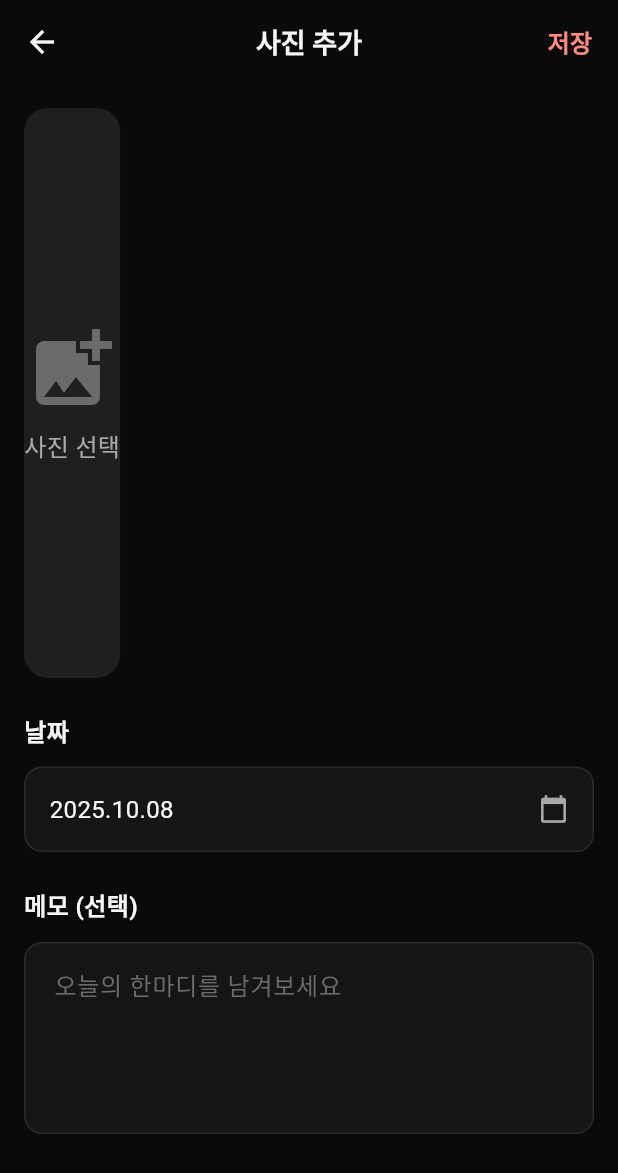
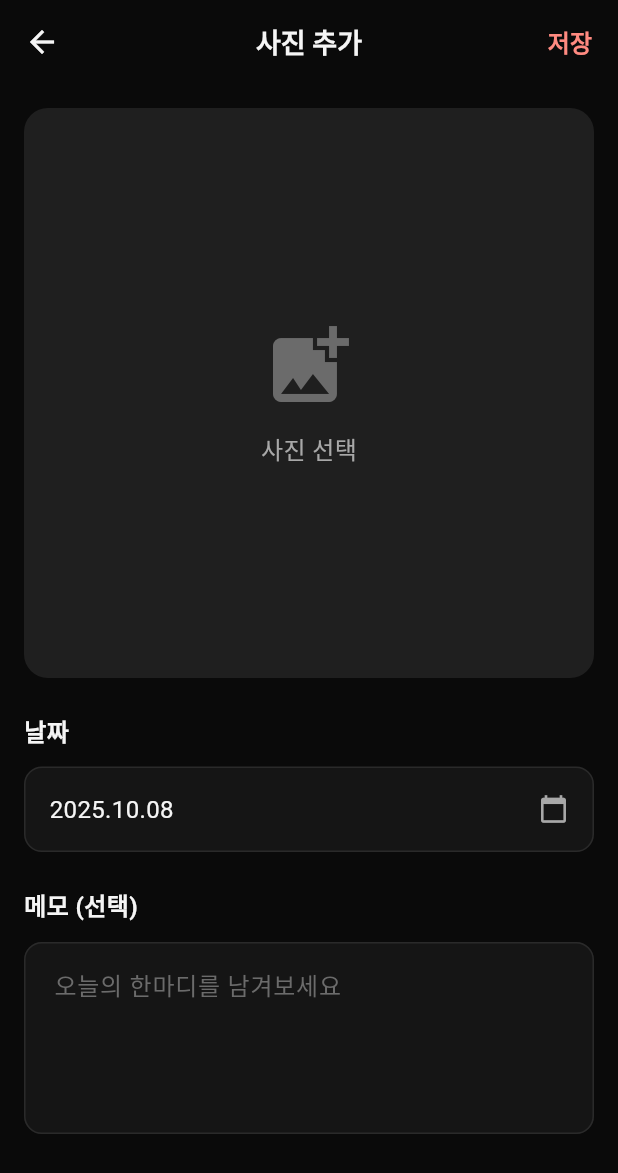
Before and after one commit to hyjoong/everyday-shot, a Flutter app: the screen it shows after launch, after a tap on the "add" icon, on a phone screen of 412 x 824 dp. Shown: the top 1173 px of the screen. Run offline on Flutter 3.47's test engine with Material 3 defaults, Android fonts, the phone set to English and light mode, and no system bars; our stand-ins replace image_picker, sqflite, table_calendar; missing offline and left inert: photo_manager; accounts and stored records are empty.

Commit message:
refactor: 사진 선택 로딩 UI/UX 개선

```diff
--- a/lib/screens/add_photo_screen.dart
+++ b/lib/screens/add_photo_screen.dart
@@ -91,11 +91,17 @@ class _AddPhotoScreenState extends State<AddPhotoScreen> {
 
   /// 이미지 선택 (갤러리 or 카메라)
   Future<void> _pickImage(ImageSource source) async {
+    // 로딩 시작
+    setState(() {
+      _isSelectingPhoto = true;
+    });
+
+    try {
       final String? imagePath = await _imageService.pickAndSaveImage(
         source: source,
       );
 
-    if (imagePath != null) {
+      if (imagePath != null && mounted) {
         final imageFile = File(imagePath);
 
         // EXIF에서 촬영 날짜 추출 시도
@@ -110,7 +116,7 @@ class _AddPhotoScreenState extends State<AddPhotoScreen> {
         });
 
         // EXIF 날짜를 찾았다면 사용자에게 알림
-      if (exifDate != null && mounted) {
+        if (exifDate != null) {
           ScaffoldMessenger.of(context).showSnackBar(
             SnackBar(
               content: Text(
@@ -120,6 +126,14 @@ class _AddPhotoScreenState extends State<AddPhotoScreen> {
               duration: const Duration(seconds: 2),
             ),
           );
+        }
+      }
+    } finally {
+      // 로딩 종료
+      if (mounted) {
+        setState(() {
+          _isSelectingPhoto = false;
+        });
       }
     }
   }
@@ -265,25 +279,28 @@ class _AddPhotoScreenState extends State<AddPhotoScreen> {
           children: [
             // 사진 영역
             GestureDetector(
-              onTap: _showImageSourceDialog,
-              child: AspectRatio(
-                aspectRatio: 1,
-                child: Stack(
-                  children: [
-                    Container(
+              onTap: _isSelectingPhoto ? null : _showImageSourceDialog,
+              child: Container(
+                width: double.infinity,
+                height: MediaQuery.of(context).size.width - 32, // 가로 꽉 차게
                 decoration: BoxDecoration(
                   color: AppColors.surfaceVariant,
                   borderRadius: BorderRadius.circular(16),
                 ),
+                child: Stack(
+                  children: [
+                    // 선택된 이미지 또는 플레이스홀더
+                    ClipRRect(
+                      borderRadius: BorderRadius.circular(16),
                       child: _selectedImage != null
-                          ? ClipRRect(
-                              borderRadius: BorderRadius.circular(16),
+                          ? SizedBox.expand(
                               child: Image.file(
                                 _selectedImage!,
                                 fit: BoxFit.cover,
                               ),
                             )
-                          : const Column(
+                          : const Center(
+                              child: Column(
                                 mainAxisAlignment: MainAxisAlignment.center,
                                 children: [
                                   Icon(
@@ -291,39 +308,56 @@ class _AddPhotoScreenState extends State<AddPhotoScreen> {
                                     size: 64,
                                     color: AppColors.textTertiary,
                                   ),
-                                SizedBox(height: 8),
+                                  SizedBox(height: 12),
                                   Text(
                                     '사진 선택',
                                     style: TextStyle(
                                       color: AppColors.textSecondary,
                                       fontSize: 16,
+                                      fontWeight: FontWeight.w500,
                                     ),
                                   ),
                                 ],
                               ),
                             ),
+                    ),
                     // 로딩 오버레이
                     if (_isSelectingPhoto)
-                      Positioned.fill(
+                      Center(
                         child: Container(
+                          padding: const EdgeInsets.symmetric(
+                            horizontal: 32,
+                            vertical: 24,
+                          ),
                           decoration: BoxDecoration(
-                            color: Colors.black54,
+                            color: AppColors.surface,
                             borderRadius: BorderRadius.circular(16),
+                            boxShadow: [
+                              BoxShadow(
+                                color: Colors.black.withOpacity(0.3),
+                                blurRadius: 12,
+                                offset: const Offset(0, 4),
+                              ),
+                            ],
                           ),
                           child: const Column(
-                            mainAxisAlignment: MainAxisAlignment.center,
+                            mainAxisSize: MainAxisSize.min,
                             children: [
-                              CircularProgressIndicator(
+                              SizedBox(
+                                width: 40,
+                                height: 40,
+                                child: CircularProgressIndicator(
                                   color: AppColors.accent,
-                                strokeWidth: 3,
+                                  strokeWidth: 4,
+                                ),
                               ),
                               SizedBox(height: 16),
                               Text(
                                 '사진 불러오는 중...',
                                 style: TextStyle(
                                   color: AppColors.textPrimary,
-                                  fontSize: 14,
-                                  fontWeight: FontWeight.w500,
+                                  fontSize: 15,
+                                  fontWeight: FontWeight.w600,
                                 ),
                               ),
                             ],
@@ -360,14 +394,14 @@ class _AddPhotoScreenState extends State<AddPhotoScreen> {
               ),
               const SizedBox(height: 12),
               SizedBox(
-                height: 100,
+                height: 120,
                 child: ListView.builder(
                   scrollDirection: Axis.horizontal,
                   itemCount: _todayPhotos.length,
                   itemBuilder: (context, index) {
                     final asset = _todayPhotos[index];
                     return GestureDetector(
-                      onTap: () async {
+                      onTap: _isSelectingPhoto ? null : () async {
                         // 로딩 시작
                         setState(() {
                           _isSelectingPhoto = true;
@@ -414,18 +448,22 @@ class _AddPhotoScreenState extends State<AddPhotoScreen> {
                         }
                       },
                       child: Container(
-                        width: 100,
-                        height: 100,
-                        margin: const EdgeInsets.only(right: 8),
+                        width: 120,
+                        height: 120,
+                        margin: const EdgeInsets.only(right: 12),
                         decoration: BoxDecoration(
                           color: AppColors.surfaceVariant,
-                          borderRadius: BorderRadius.circular(8),
+                          borderRadius: BorderRadius.circular(12),
+                          border: Border.all(
+                            color: AppColors.border,
+                            width: 1,
+                          ),
                         ),
                         child: ClipRRect(
-                          borderRadius: BorderRadius.circular(8),
+                          borderRadius: BorderRadius.circular(12),
                           child: FutureBuilder<Uint8List?>(
                             future: asset.thumbnailDataWithSize(
-                              const ThumbnailSize.square(200),
+                              const ThumbnailSize.square(240),
                             ),
                             builder: (context, snapshot) {
                               if (snapshot.connectionState == ConnectionState.done &&
@@ -438,9 +476,13 @@ class _AddPhotoScreenState extends State<AddPhotoScreen> {
                               return Container(
                                 color: AppColors.surfaceVariant,
                                 child: const Center(
+                                  child: SizedBox(
+                                    width: 24,
+                                    height: 24,
                                     child: CircularProgressIndicator(
                                       color: AppColors.accent,
                                       strokeWidth: 2,
+                                    ),
                                   ),
                                 ),
                               );
```
Lines whose indentation alone changed are shown as unchanged.
